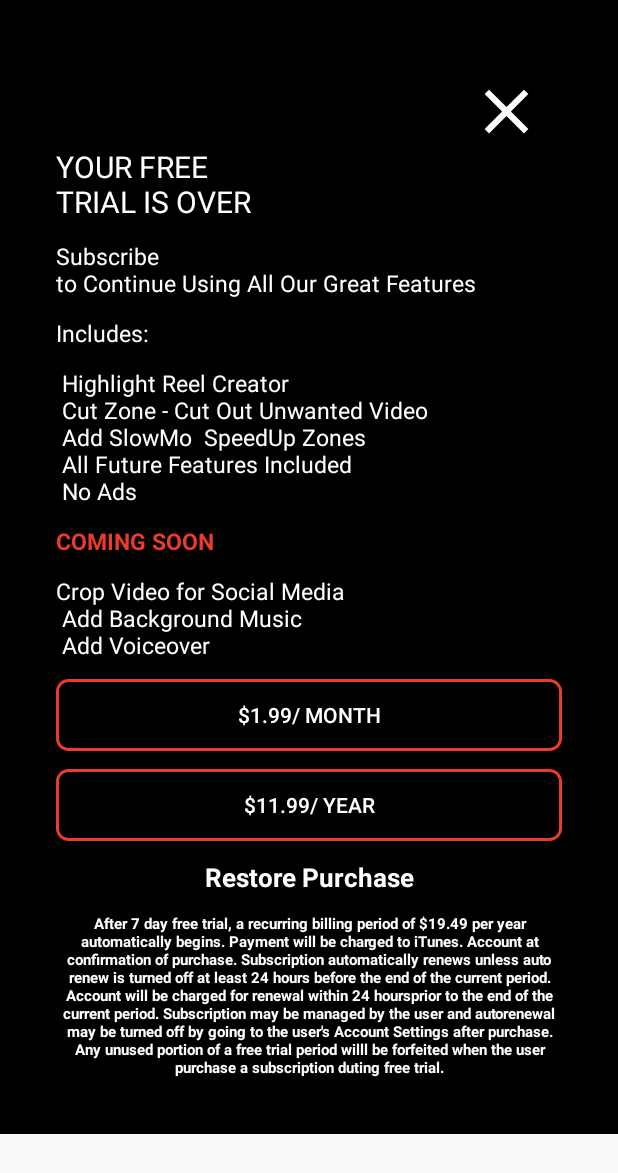
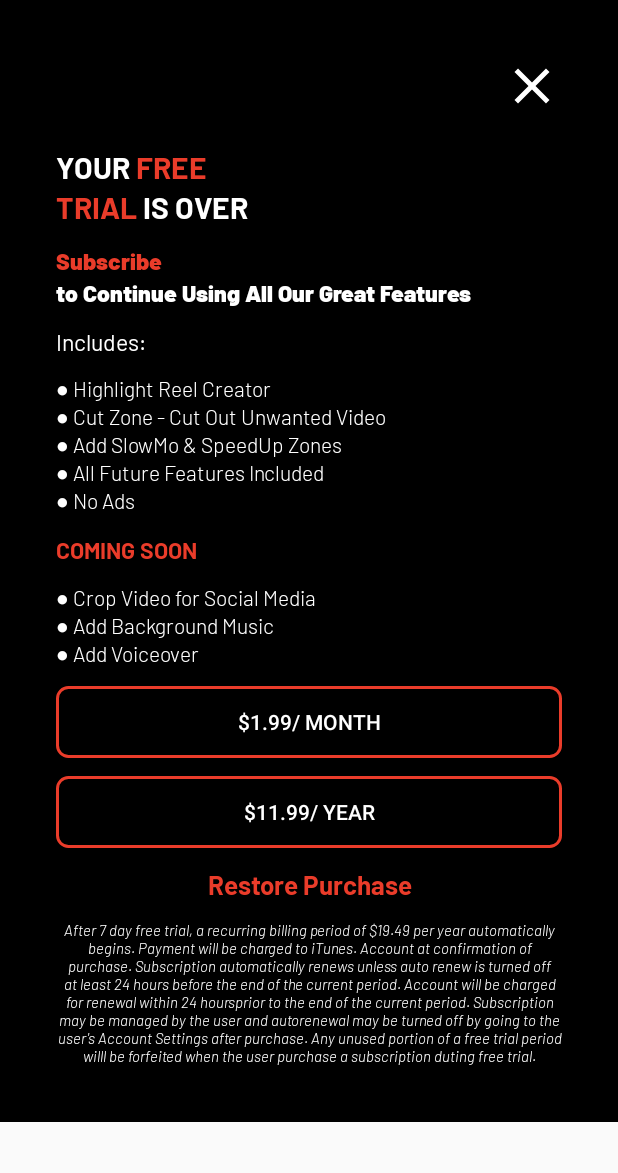
Before and after one commit to renogomez90/SnipBack, an Android app: the fragment TrialOver shown on its own in the app's theme, on a phone screen of 412 x 824 dp. Shown: the top 1173 px of the screen. Run offline under Robolectric (Android 15) with nearby library versions, the phone set to English and light mode, and no system bars; our stand-ins replace ButterKnife.

Commit message:
trialover fragment

```diff
--- a/app/build.gradle
+++ b/app/build.gradle
@@ -32,7 +32,6 @@ dependencies {
     androidTestImplementation 'androidx.test.ext:junit:1.1.1'
     androidTestImplementation 'androidx.test.espresso:espresso-core:3.2.0'
     implementation 'com.android.support:design:29.0.0'
-
     implementation 'androidx.recyclerview:recyclerview:1.1.0-alpha06'
     implementation 'com.google.android.material:material:1.1.0-alpha07'
     implementation 'androidx.constraintlayout:constraintlayout:1.1.3'
--- a/app/src/main/java/com/example/snipback/fragment/TrialOver.java
+++ b/app/src/main/java/com/example/snipback/fragment/TrialOver.java
@@ -1,11 +1,14 @@
 package com.example.snipback.fragment;
 
 import android.content.Context;
+import android.os.Build;
 import android.os.Bundle;
+import android.text.Html;
 import android.view.LayoutInflater;
 import android.view.View;
 import android.view.ViewGroup;
 import android.view.WindowManager;
+import android.widget.TextView;
 
 import androidx.annotation.NonNull;
 import androidx.annotation.Nullable;
@@ -13,25 +16,50 @@ import androidx.fragment.app.Fragment;
 
 import com.example.snipback.R;
 
+import butterknife.BindView;
+
 public class TrialOver extends Fragment {
+    private TextView tv_1, tv_2, tv_4, tv_6,tv_1_1;
+    private Context mContext;
 
-    private Context mContext;
     @Override
     public void onAttach(Context context) {
         super.onAttach(context);
         mContext = context;
     }
+
     @Nullable
     @Override
     public View onCreateView(@NonNull LayoutInflater inflater, @Nullable ViewGroup container, @Nullable Bundle savedInstanceState) {
         View view = inflater.inflate(R.layout.trial_over_fragment, null);
+        tv_1 = view.findViewById(R.id.tv_1);
+        tv_2 = view.findViewById(R.id.tv_2);
+        tv_4 = view.findViewById(R.id.tv_4);
+        tv_6 = view.findViewById(R.id.tv_6);
+        tv_1_1=view.findViewById(R.id.tv_1_1);
         return view;
     }
+
     @Override
     public void onViewCreated(@NonNull View view, @Nullable Bundle savedInstanceState) {
+        getActivity().getWindow().setSoftInputMode(WindowManager.LayoutParams.SOFT_INPUT_STATE_ALWAYS_HIDDEN);
 
-        getActivity().getWindow().setSoftInputMode(WindowManager.LayoutParams.SOFT_INPUT_STATE_ALWAYS_HIDDEN);
-        //layoutManager = new LinearLayoutManager(getActivity());
-//        pulltoRefresh();
+
+        String text1 = " <font color='#FFFFFF'>YOUR </font>" +"<font color='#EA3C2A'>FREE</font>";
+        if (Build.VERSION.SDK_INT >= Build.VERSION_CODES.N) {
+            tv_1.setText(Html.fromHtml(text1, Html.FROM_HTML_MODE_LEGACY), TextView.BufferType.SPANNABLE);
+        } else {
+            tv_1.setText(Html.fromHtml(text1), TextView.BufferType.SPANNABLE);
+        }
+
+        String text1_1 = "<font color='#EA3C2A'>TRIAL </font>" + "<font color='#FFFFFF'>IS OVER</font>";
+        if (Build.VERSION.SDK_INT >= Build.VERSION_CODES.N) {
+            tv_1_1.setText(Html.fromHtml(text1_1, Html.FROM_HTML_MODE_LEGACY), TextView.BufferType.SPANNABLE);
+        } else {
+            tv_1_1.setText(Html.fromHtml(text1_1), TextView.BufferType.SPANNABLE);
+        }
+
+
+
     }
 }
--- a/app/src/main/res/drawable/close.xml
+++ b/app/src/main/res/drawable/close.xml
@@ -1,6 +1,6 @@
 <vector xmlns:android="http://schemas.android.com/apk/res/android"
-    android:width="50dp"
-    android:height="50dp"
+    android:width="40dp"
+    android:height="40dp"
     android:viewportWidth="24.0"
     android:viewportHeight="24.0">
     <path
--- a/app/src/main/res/layout/fragment_videomode.xml
+++ b/app/src/main/res/layout/fragment_videomode.xml
@@ -51,7 +51,7 @@
             android:layout_marginLeft="12dp"
             android:layout_toRightOf="@+id/r_1"
             android:background="@drawable/round_transparent"
-            app:srcCompat="@drawable/ic_video_camera"
+            app:srcCompat="@drawable/ic_check"
             tools:ignore="VectorDrawableCompat" />
 
         <RelativeLayout
--- a/app/src/main/res/layout/trial_over_fragment.xml
+++ b/app/src/main/res/layout/trial_over_fragment.xml
@@ -6,22 +6,32 @@
     <RelativeLayout xmlns:android="http://schemas.android.com/apk/res/android"
         android:layout_width="match_parent"
         android:layout_height="match_parent"
-        android:background="#000000"
+        android:background="#000000 "
         android:padding="37dp">
 
         <ImageView
             android:layout_width="wrap_content"
             android:layout_height="wrap_content"
             android:layout_alignParentEnd="true"
-            android:padding="12dp"
             android:src="@drawable/close" />
 
         <TextView
-            android:id="@+id/tv_1"
+        android:id="@+id/tv_1"
+        android:layout_width="match_parent"
+        android:layout_height="wrap_content"
+        android:layout_marginTop="60dp"
+        android:fontFamily="@font/barlow_bold"
+        android:text="YOUR FREE"
+        android:textColor="#ffffff"
+        android:textSize="20dp" />
+
+        <TextView
+            android:id="@+id/tv_1_1"
             android:layout_width="match_parent"
             android:layout_height="wrap_content"
-            android:layout_marginTop="60dp"
-            android:text="YOUR FREE \nTRIAL IS OVER"
+            android:layout_below="@+id/tv_1"
+            android:fontFamily="@font/barlow_bold"
+            android:text="TRIAL IS OVER"
             android:textColor="#ffffff"
             android:textSize="20dp" />
 
@@ -29,9 +39,19 @@
             android:id="@+id/tv_2"
             android:layout_width="match_parent"
             android:layout_height="wrap_content"
-            android:layout_below="@+id/tv_1"
+            android:layout_below="@+id/tv_1_1"
             android:layout_marginTop="12dp"
-            android:text="Subscribe \nto Continue Using All Our Great Features"
+            android:fontFamily="@font/barlow_black"
+            android:text="Subscribe"
+            android:textColor="#EA3C2A"
+            android:textSize="15dp" />
+        <TextView
+            android:id="@+id/tv_2_1"
+            android:layout_width="match_parent"
+            android:layout_height="wrap_content"
+            android:layout_below="@+id/tv_2"
+            android:fontFamily="@font/barlow_black"
+            android:text="to Continue Using All Our Great Features"
             android:textColor="#ffffff"
             android:textSize="15dp" />
 
@@ -39,8 +59,9 @@
             android:id="@+id/tv_3"
             android:layout_width="match_parent"
             android:layout_height="wrap_content"
-            android:layout_below="@+id/tv_2"
+            android:layout_below="@+id/tv_2_1"
             android:layout_marginTop="12dp"
+            android:fontFamily="@font/barlow_regular"
             android:text="Includes:"
             android:textColor="#ffffff"
             android:textSize="15dp" />
@@ -49,11 +70,12 @@
             android:id="@+id/tv_4"
             android:layout_width="match_parent"
             android:layout_height="wrap_content"
+            android:layout_below="@+id/tv_3"
             android:layout_marginTop="12dp"
-            android:layout_below="@+id/tv_3"
-            android:text=" Highlight Reel Creator \n Cut Zone - Cut Out Unwanted Video \n Add SlowMo  SpeedUp Zones \n All Future Features Included \n No Ads"
+            android:fontFamily="@font/barlow_light"
+            android:text="@string/include"
             android:textColor="#ffffff"
-            android:textSize="15dp" />
+            android:textSize="14dp" />
 
         <TextView
             android:id="@+id/tv_5"
@@ -61,27 +83,28 @@
             android:layout_height="wrap_content"
             android:layout_below="@+id/tv_4"
             android:layout_marginTop="12dp"
+            android:fontFamily="@font/barlow_bold"
             android:text="COMING SOON"
             android:textColor="#EA3C2A"
-            android:textSize="15dp"
-            android:textStyle="bold" />
+            android:textSize="15dp" />
 
         <TextView
             android:id="@+id/tv_6"
             android:layout_width="match_parent"
             android:layout_height="wrap_content"
+            android:layout_below="@+id/tv_5"
             android:layout_marginTop="12dp"
-            android:layout_below="@+id/tv_5"
-            android:text="Crop Video for Social Media \n Add Background Music \n Add Voiceover"
+            android:fontFamily="@font/barlow_light"
+            android:text="@string/soon"
             android:textColor="#ffffff"
-            android:textSize="15dp" />
+            android:textSize="14dp" />
 
         <Button
             android:id="@+id/bt1"
             android:layout_width="match_parent"
             android:layout_height="wrap_content"
+            android:layout_below="@+id/tv_6"
             android:layout_marginTop="12dp"
-            android:layout_below="@+id/tv_6"
             android:background="@drawable/button"
             android:text="$1.99/ month"
             android:textColor="#ffffff" />
@@ -101,22 +124,22 @@
             android:layout_width="match_parent"
             android:layout_height="wrap_content"
             android:layout_below="@+id/bt2"
+            android:fontFamily="@font/barlow_bold"
             android:gravity="center"
             android:padding="12dp"
             android:text="Restore Purchase"
-            android:textColor="#ffffff"
-            android:textSize="17dp"
-            android:textStyle="bold" />
+            android:textColor="#EA3C2A"
+            android:textSize="17dp" />
 
         <TextView
             android:id="@+id/tv_8"
             android:layout_width="match_parent"
             android:layout_height="wrap_content"
             android:layout_below="@+id/tv_7"
+            android:fontFamily="@font/barlow_lightitalic"
             android:gravity="center"
             android:text="After 7 day free trial, a recurring billing period of $19.49 per year automatically begins. Payment will be charged to iTunes. Account at confirmation of purchase. Subscription automatically renews unless auto renew is turned off at least 24 hours before the end of the current period. Account will be charged for renewal within 24 hoursprior to the end of the current period. Subscription may be managed by the user and autorenewal may be turned off by going to the user's Account Settings after purchase. Any unused portion of a free trial period willl be forfeited when the user purchase a subscription duting free trial."
             android:textColor="#ffffff"
-            android:textSize="10dp"
-            android:textStyle="bold" />
+            android:textSize="10dp" />
     </RelativeLayout>
 </ScrollView>
--- a/app/src/main/res/values/strings.xml
+++ b/app/src/main/res/values/strings.xml
@@ -8,4 +8,7 @@
         or \n just waiting for the action to happen first \nand
         then using our \nexclusive QuickBack feature to go back and get it, SnipBack has\n you covered.</string>
 
+    <string name="include"><![CDATA[● Highlight Reel Creator\n● Cut Zone - Cut Out Unwanted Video\n● Add SlowMo & SpeedUp Zones\n● All Future Features Included\n● No Ads]]></string>
+    <string name="soon">● Crop Video for Social Media \n● Add Background Music \n● Add Voiceover</string>/
+
 </resources>
```
Also changed, not shown: app/src/main/java/com/example/snipback/AppMainActivity.java (+5 -4 lines), app/src/main/res/drawable/ic_check.xml (added, +9 -0 lines), app/src/main/res/layout/trial_start.xml (added, +66 -0 lines).
